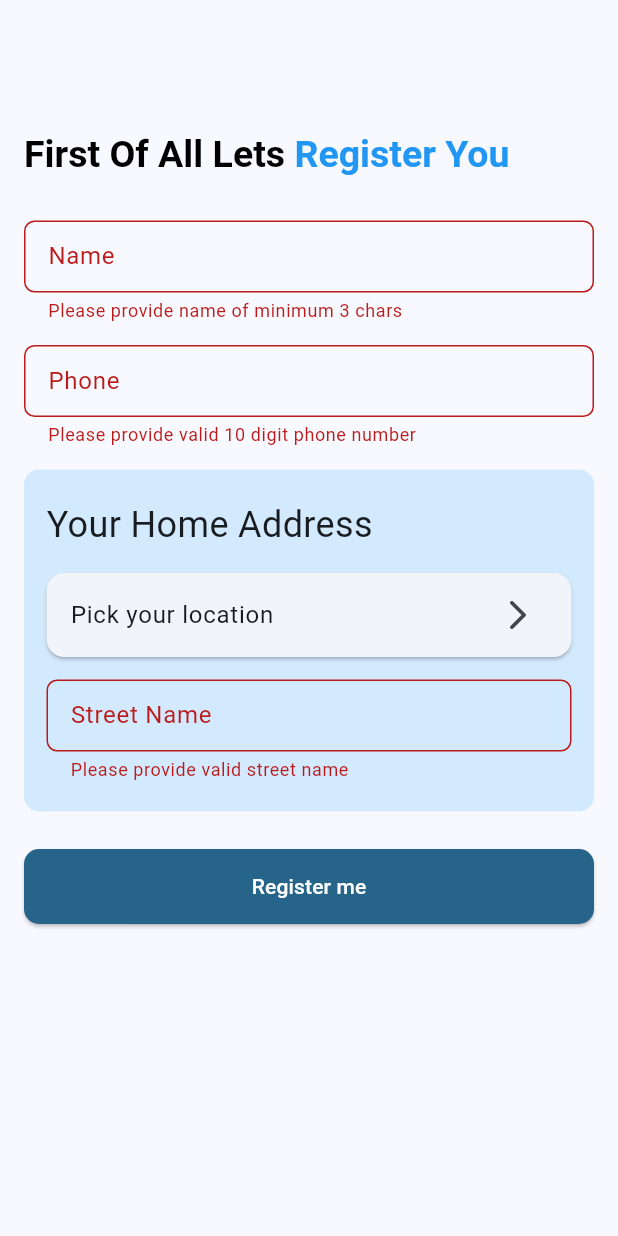
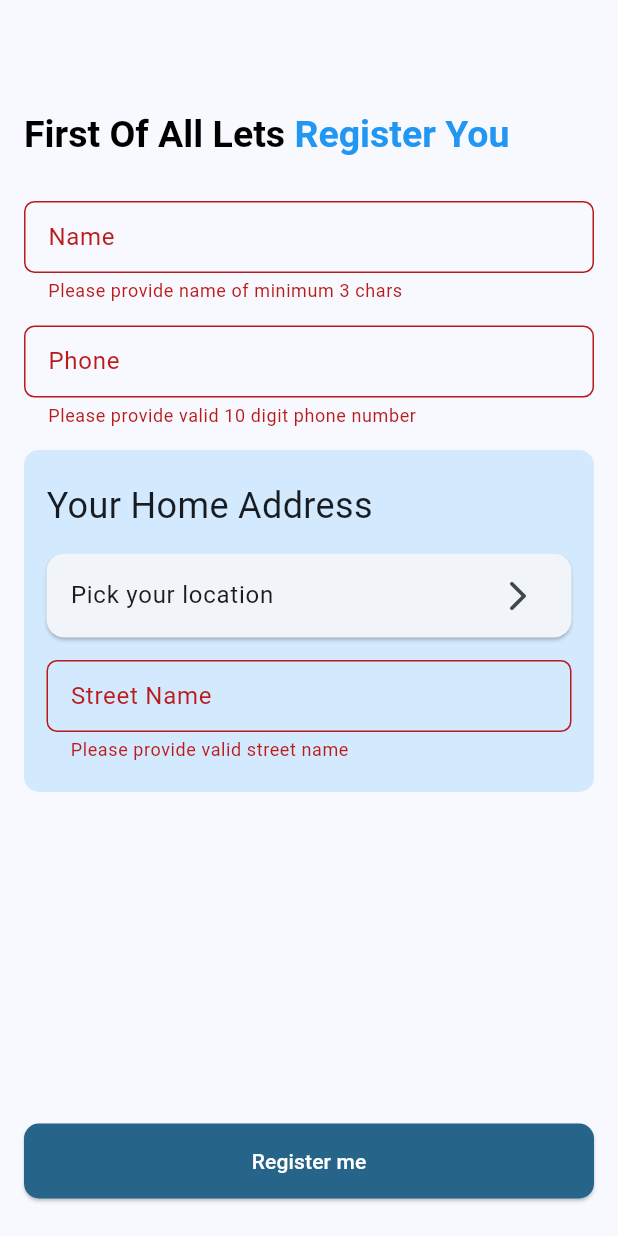
Before and after one commit to reevan-manglore/flutter_pizza_ordering_app_clone, a Flutter app: the screen it shows once a user with an empty profile is signed in, after a tap on "Register me", on a phone screen of 412 x 824 dp. Run offline on Flutter 3.47's test engine with Material 2 defaults, Android fonts, the light colour scheme and no system bars; our stand-ins replace badges, cached_network_image, cloud_firestore, confetti, connectivity_plus, firebase_auth and 6 more; missing offline and left inert: geoflutterfire; accounts and stored records are empty; generated files the repository leaves out were written again.

Commit message:
did some ui refactoring

```diff
--- a/lib/providers/user_account_provider.dart
+++ b/lib/providers/user_account_provider.dart
@@ -3,7 +3,7 @@ import 'dart:developer';
 import 'package:flutter/material.dart';
 import 'package:cloud_firestore/cloud_firestore.dart';
 import 'package:firebase_auth/firebase_auth.dart';
-// import 'package:firebase_messaging/firebase_messaging.dart';
+import 'package:firebase_messaging/firebase_messaging.dart';
 
 import '../models/user_address.dart';
 
@@ -54,11 +54,8 @@ class UserAccountProvider with ChangeNotifier {
     _name = docs["name"];
     _phoneNumber = docs["phoneNumber"];
     /*reset any of previously saved adrress if present happens usualy when user
-      logos out in log out screen and then again user logs in
+      logs out in log out screen and then again user logs in
      */
-    // final deviceId = await FirebaseMessaging.instance.getToken();
-    // log("device id is ${deviceId}");
-
     _savedAddresses = [];
     for (var element in docs["savedAddresses"] as List<dynamic>) {
       _savedAddresses.add(UserAddress.fromMap(element));
@@ -145,12 +142,12 @@ class UserAccountProvider with ChangeNotifier {
     final user = FirebaseAuth.instance.currentUser;
     if (user == null) return;
     final instance = FirebaseFirestore.instance.collection("users");
-    // final deviceId = await FirebaseMessaging.instance.getToken();
+    final deviceId = await FirebaseMessaging.instance.getToken();
     await instance.doc(user.uid).set({
       "uid": user.uid,
       "name": name,
       "phoneNumber": phoneNumber,
-      // "deviceId": deviceId,
+      "deviceId": deviceId,
       "favourites": [],
       "savedAddresses": [
         {
--- a/lib/screens/auth_screen/user_registration_screen.dart
+++ b/lib/screens/auth_screen/user_registration_screen.dart
@@ -30,15 +30,17 @@ class _UserRegistrationScreenState extends State<UserRegistrationScreen> {
   Widget build(BuildContext context) {
     final userAccount = Provider.of<UserAccountProvider>(context);
     return Scaffold(
-      body: SingleChildScrollView(
-        padding: const EdgeInsets.symmetric(vertical: 8.0, horizontal: 16.0),
+      resizeToAvoidBottomInset: false,
+      body: Padding(
+        padding: const EdgeInsets.symmetric(vertical: 25.0, horizontal: 16.0),
         child: Form(
           key: _formKey,
           child: Column(
             crossAxisAlignment: CrossAxisAlignment.start,
+            mainAxisSize: MainAxisSize.min,
             children: [
               const SizedBox(
-                height: 80.0,
+                height: 50.0,
               ),
               RichText(
                 text: const TextSpan(
@@ -166,6 +168,7 @@ class _UserRegistrationScreenState extends State<UserRegistrationScreen> {
               const SizedBox(
                 height: 25,
               ),
+              const Spacer(),
               ElevatedButton(
                 onPressed: _isLoading
                     ? null
--- a/lib/screens/home_page/hero_offer_card.dart
+++ b/lib/screens/home_page/hero_offer_card.dart
@@ -22,11 +22,12 @@ class HeroOfferCard extends StatelessWidget {
       onTap: () => whenTapped(),
       child: Card(
         elevation: 2.0,
+        margin: EdgeInsets.zero,
         shape: RoundedRectangleBorder(
-          borderRadius: BorderRadius.circular(20),
+          borderRadius: BorderRadius.circular(3),
         ),
         child: ClipRRect(
-          borderRadius: BorderRadius.circular(20),
+          borderRadius: BorderRadius.circular(3),
           child: Container(
             width: double.infinity,
             clipBehavior: Clip.hardEdge,
--- a/lib/screens/home_page/home_page.dart
+++ b/lib/screens/home_page/home_page.dart
@@ -121,10 +121,12 @@ class _HomePageState extends State<HomePage> {
         ],
       ),
       body: (_menuData.isLoading || _offerData.isLoading)
-          ? const CircularProgressIndicator()
+          ? const Center(
+              child: CircularProgressIndicator(),
+            )
           : (_menuData.pizzas.isEmpty && _menuData.sides.isEmpty)
               ? const NotFound(
-                  notFoundMessage: "Soory no franchise found in your region",
+                  notFoundMessage: "Sorry no franchise found in your region",
                 )
               : SingleChildScrollView(
                   child: Container(
--- a/pubspec.yaml
+++ b/pubspec.yaml
@@ -48,6 +48,7 @@ dependencies:
   tuple: ^2.0.1
   geoflutterfire: ^3.0.3
   geolocator: ^9.0.2
+  firebase_messaging: ^12.0.3
 
 dependency_overrides:
   firebase_core_platform_interface: 4.5.1
```
Also changed, not shown: pubspec.lock.
